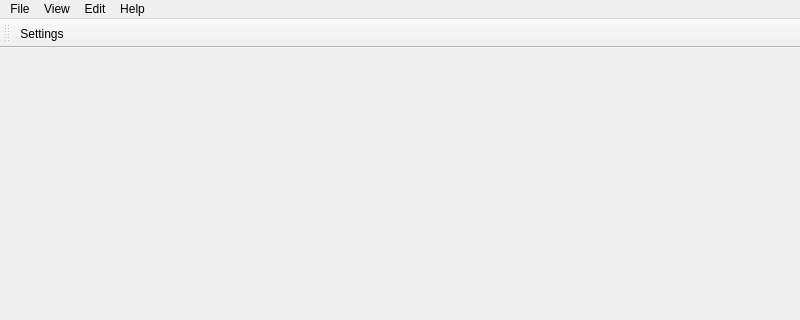
Old version of the form widget_template/mainwindow.ui in the repository nayk1982/widget_template; both pictures show x 0 to 800 and y 0 to 320 of the 800 by 600 pixel window.
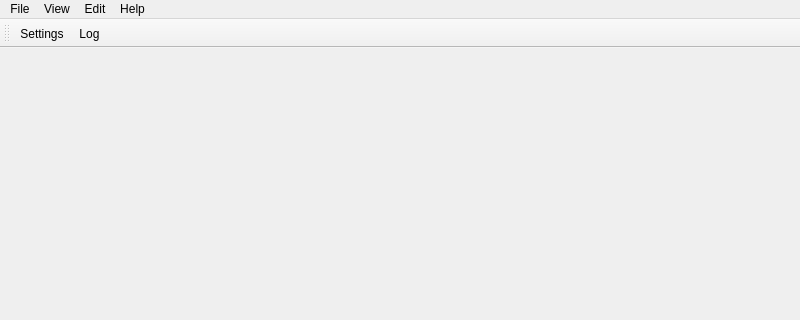
New version of the form. Icons and pictures are not drawn.

What changed in the file:
```diff
--- a/widget_template/mainwindow.ui
+++ b/widget_template/mainwindow.ui
@@ -82,6 +82,7 @@
     <bool>false</bool>
    </attribute>
    <addaction name="actionSettings"/>
+   <addaction name="actionLog"/>
   </widget>
   <action name="actionExit">
    <property name="icon">
@@ -121,6 +122,15 @@
     <string>About...</string>
    </property>
   </action>
+  <action name="actionLog">
+   <property name="icon">
+    <iconset resource="../../_nayk/resources/icons.qrc">
+     <normaloff>:/icons/console_48px.png</normaloff>:/icons/console_48px.png</iconset>
+   </property>
+   <property name="text">
+    <string>Log</string>
+   </property>
+  </action>
  </widget>
  <resources>
   <include location="../../_nayk/resources/icons.qrc"/>
```
Left out of the diff: 3 changed lines with no effect on the pictures.
